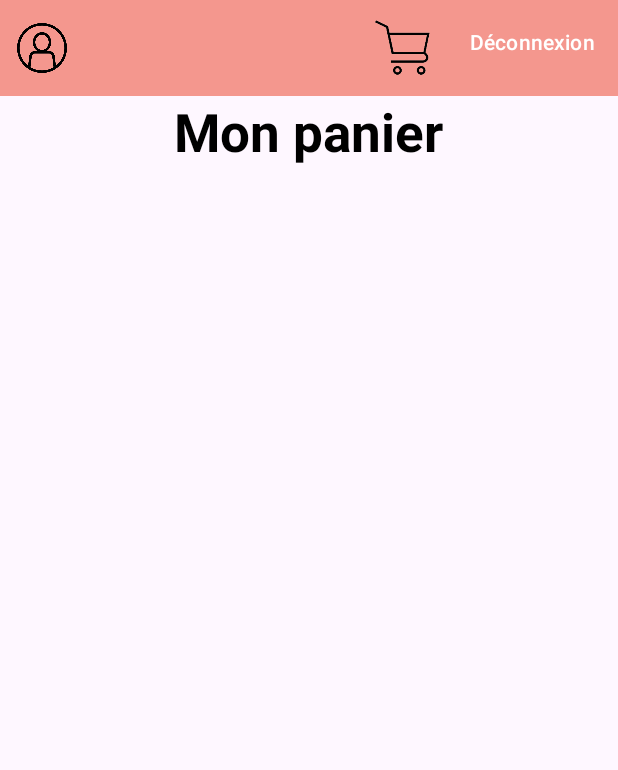
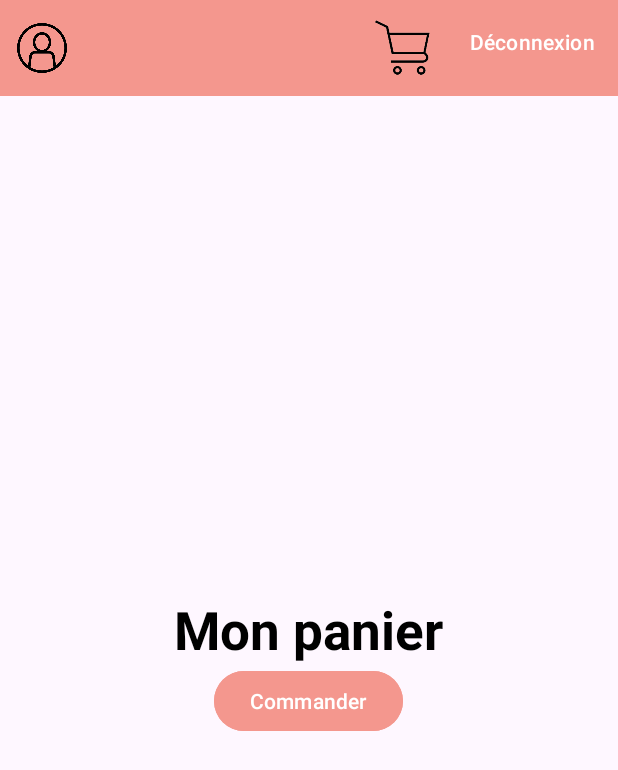
Before and after one commit to AntoniaHounsa/Livraison-Android-, an Android app: the UserCart screen opened directly, with no data from a screen before it, on a phone screen of 412 x 824 dp. Shown: the top 770 px of the screen. Run offline under Robolectric (Android 15) with nearby library versions, the phone set to English and light mode, and no system bars; our stand-ins replace Firebase (no records; nobody signed in at launch, a user with empty details on screens opened directly).

Commit message:
feat: :sparkles: add order dialog to the android app

```diff
--- a/app/src/main/java/com/example/easydelivery/UserCart.java
+++ b/app/src/main/java/com/example/easydelivery/UserCart.java
@@ -8,9 +8,12 @@ import androidx.recyclerview.widget.RecyclerView;
 import android.app.ProgressDialog;
 import android.os.Bundle;
 import android.util.Log;
+import android.view.View;
+import android.widget.Button;
 
 import com.example.easydelivery.model.Cart;
 import com.example.easydelivery.model.Product;
+import com.google.android.material.textfield.TextInputEditText;
 import com.google.firebase.auth.FirebaseAuth;
 import com.google.firebase.firestore.DocumentChange;
 import com.google.firebase.firestore.DocumentReference;
@@ -28,6 +31,8 @@ public class UserCart extends AppCompatActivity {
     ArrayList<Product> productArrayList;
     CartItemAdapter cartItemAdapter;
     ProgressDialog progressDialog;
+    Button openOrderDialog;
+
     @Override
     protected void onCreate(Bundle savedInstanceState) {
         super.onCreate(savedInstanceState);
@@ -49,6 +54,18 @@ public class UserCart extends AppCompatActivity {
         recyclerView.setAdapter(cartItemAdapter);
         // to retrieve data from firestore:
         EventChangeListener();
+
+        openOrderDialog = findViewById(R.id.openOrderDialog);
+
+        openOrderDialog.setOnClickListener(new View.OnClickListener() {
+            @Override
+            public void onClick(View v) {
+                OrderDialogFragment orderDialogFragment = new OrderDialogFragment();
+                orderDialogFragment.show(getSupportFragmentManager(),"MyFragment");
+            }
+        });
+
+
     }
 
     private void EventChangeListener() {
--- a/app/src/main/res/layout/activity_user_cart.xml
+++ b/app/src/main/res/layout/activity_user_cart.xml
@@ -26,13 +26,20 @@
             android:layout_gravity="center_horizontal"
             android:text="Mon panier"
             android:textColor="@color/black"
+            android:layout_marginTop="0dp"
             android:textSize="35sp"
             android:textStyle="bold" />
 
         <androidx.recyclerview.widget.RecyclerView
             android:id="@+id/recyclerView"
             android:layout_width="match_parent"
-            android:layout_height="match_parent" />
+            android:layout_height="wrap_content" />
+        <Button
+            android:id="@+id/openOrderDialog"
+            android:layout_width="wrap_content"
+            android:layout_height="wrap_content"
+            android:text="Commander"
+            android:backgroundTint="#F4978E"/>
     </LinearLayout>
 
 </LinearLayout>
--- a/app/src/main/res/values/strings.xml
+++ b/app/src/main/res/values/strings.xml
@@ -13,4 +13,5 @@
     <string name="enregistrer_les_modifications">Enregistrer les modifications</string>
     <string name="nouveau_mot_de_passe">Nouveau mot de passe</string>
     <string name="kg">€/kg</string>
+    <string name="adresse">Adresse de livraison</string>
 </resources>
```
Also changed, not shown: app/src/main/java/com/example/easydelivery/OrderDialogFragment.java (added, +56 -0 lines), app/src/main/res/layout/cart_item.xml (+5 -4 lines), app/src/main/res/layout/order_dialog_fragment.xml (added, +48 -0 lines).
